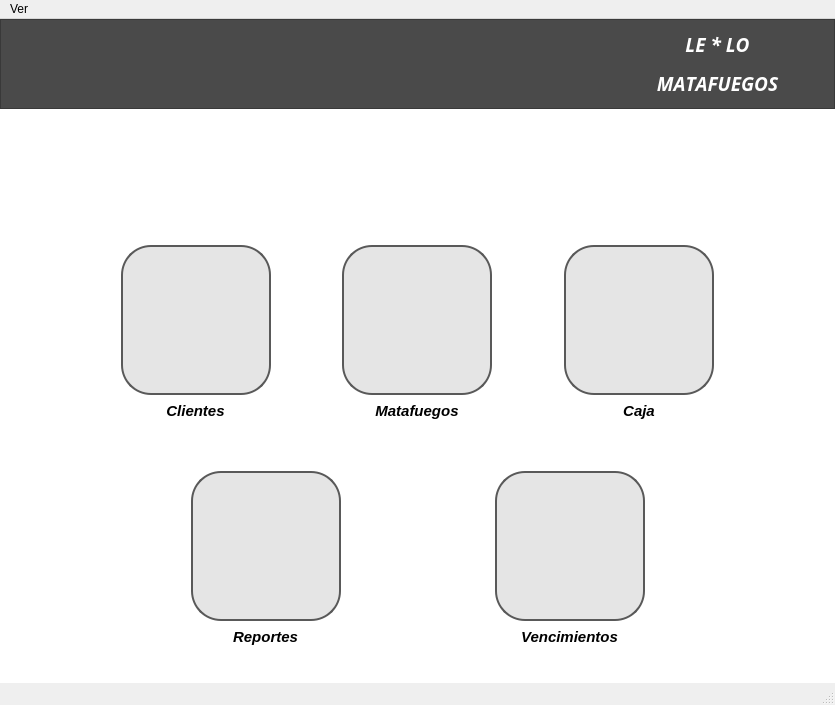
Before: the Qt Designer form resources/ventanaprincipal.ui in Julian2455/beatmat, drawn with Qt 5.
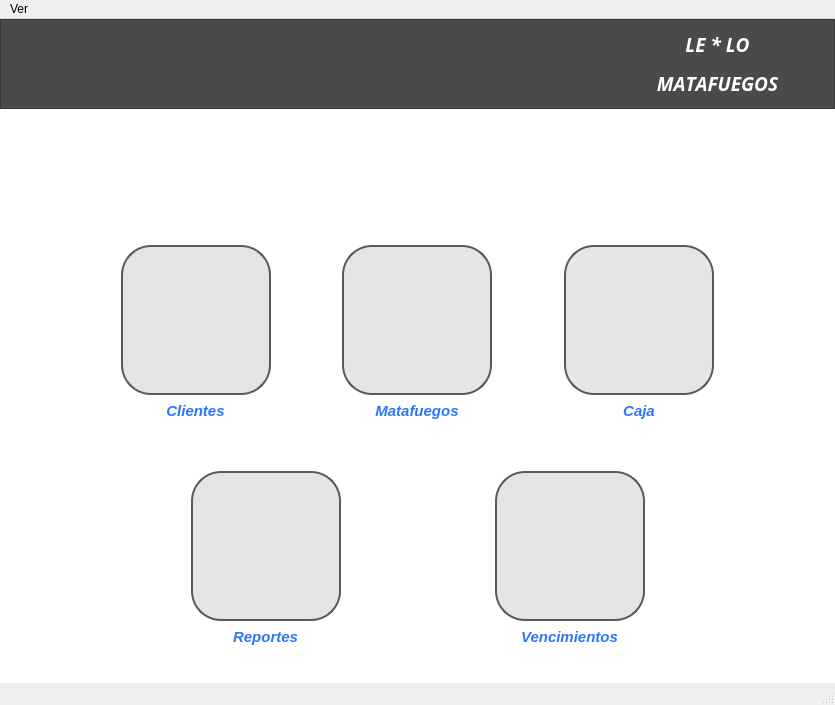
After: the same form once the commit is applied. Icons and pictures are not drawn.

Commit message: color a los titulos

```diff
--- a/resources/ventanaprincipal.ui
+++ b/resources/ventanaprincipal.ui
@@ -258,6 +258,7 @@
                </property>
                <property name="styleSheet">
                 <string notr="true">border: none;
+color: rgb(43, 117, 255);
 </string>
                </property>
                <property name="text">
@@ -330,7 +331,7 @@
                </property>
                <property name="styleSheet">
                 <string notr="true">border: none;
-</string>
+color: rgb(43, 117, 255);</string>
                </property>
                <property name="text">
                 <string>Matafuegos</string>
@@ -410,7 +411,7 @@
                </property>
                <property name="styleSheet">
                 <string notr="true">border: none;
-</string>
+color: rgb(43, 117, 255);</string>
                </property>
                <property name="text">
                 <string>Caja</string>
@@ -502,7 +503,7 @@
                </property>
                <property name="styleSheet">
                 <string notr="true">border: none;
-</string>
+color: rgb(43, 117, 255);</string>
                </property>
                <property name="text">
                 <string>Vencimientos</string>
@@ -574,7 +575,7 @@
                </property>
                <property name="styleSheet">
                 <string notr="true">border: none;
-</string>
+color: rgb(43, 117, 255);</string>
                </property>
                <property name="text">
                 <string>Reportes</string>
```
The commit also changes 1 other file.
